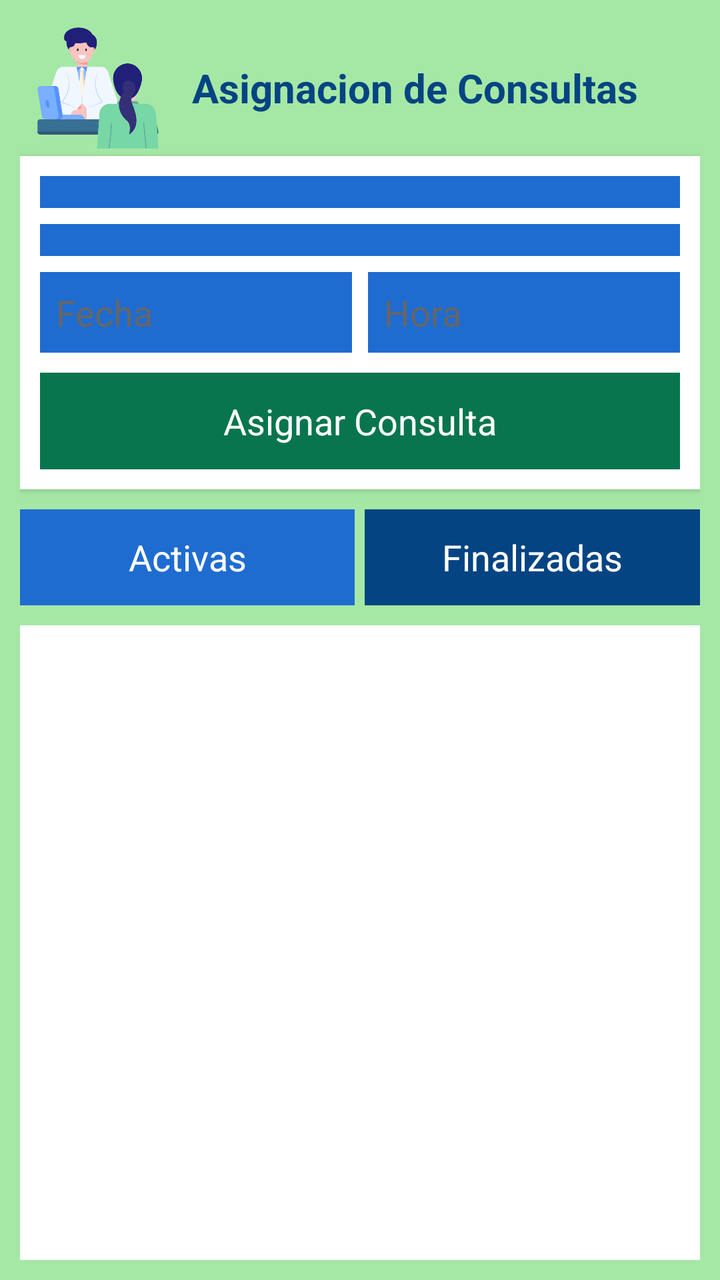
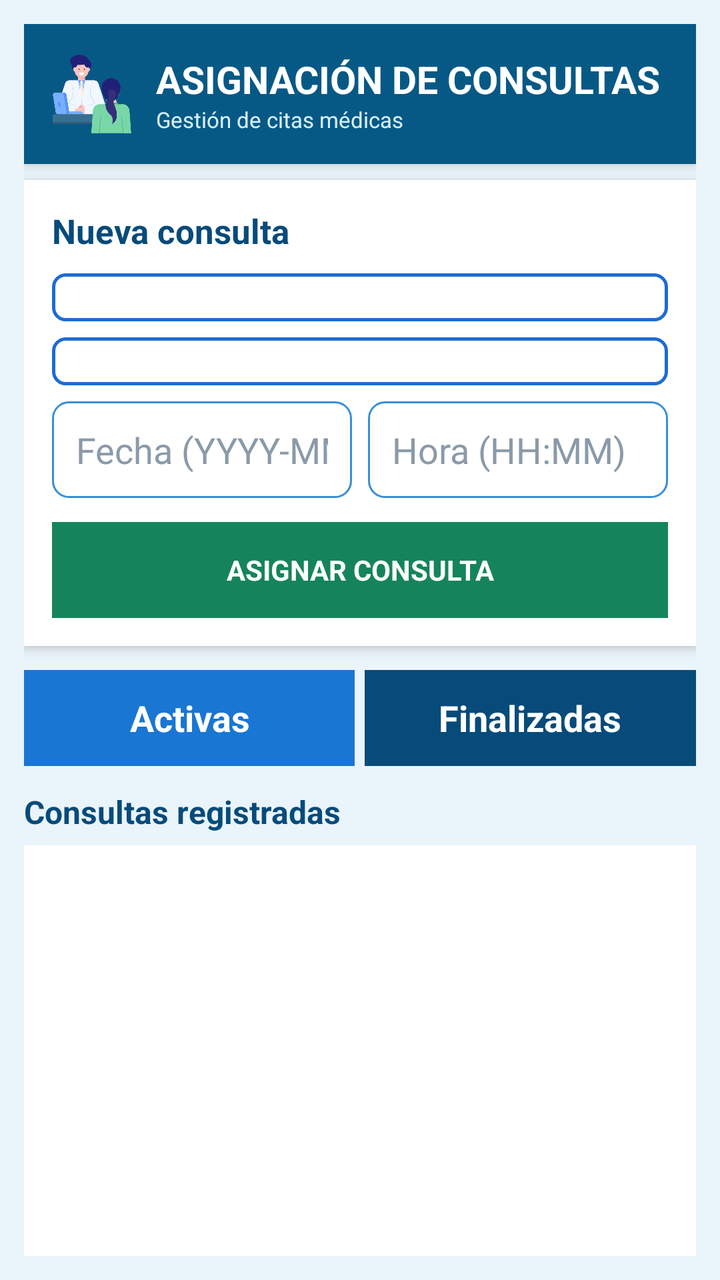

The first picture is an Android layout as it rendered before a commit; the second is the same layout after the commit. The layout source and the unified diff follow.
<!-- AndroidManifest.xml: application theme android:Theme.Holo.Light -->
<!-- res/layout/activity_consultas.xml -->
<?xml version="1.0" encoding="utf-8"?>
<LinearLayout xmlns:android="http://schemas.android.com/apk/res/android"
    android:layout_width="match_parent"
    android:layout_height="match_parent"
    android:background="#A5E8A5"
    android:orientation="vertical"
    android:padding="10dp" >

    <LinearLayout
        android:layout_width="match_parent"
        android:layout_height="wrap_content"
        android:gravity="center_vertical"
        android:orientation="horizontal" >

        <ImageView
            android:layout_width="78dp"
            android:layout_height="68dp"
            android:contentDescription="Logo Médicos"
            android:src="@drawable/consultas" />

        <TextView
            android:layout_width="wrap_content"
            android:layout_height="wrap_content"
            android:text="Asignacion de Consultas"
            android:textSize="20sp"
            android:textStyle="bold"
            android:textColor="#054482"
            android:layout_marginStart="8dp"/>
    </LinearLayout>

    <LinearLayout
        android:layout_width="match_parent"
        android:layout_height="wrap_content"
        android:background="#FFFFFF"
        android:elevation="2dp"
        android:orientation="vertical"
        android:padding="10dp" >

        <Spinner
            android:id="@+id/spPacientes"
            android:layout_width="match_parent"
            android:layout_height="wrap_content"
            android:background="#F0F4F8"
            android:backgroundTint="#1F6CD1"
            android:padding="8dp" />

        <Spinner
            android:id="@+id/spMedicos"
            android:layout_width="match_parent"
            android:layout_height="wrap_content"
            android:layout_marginTop="8dp"
            android:background="#F0F4F8"
            android:backgroundTint="#1F6CD1"
            android:padding="8dp" />

        <LinearLayout
            android:layout_width="match_parent"
            android:layout_height="wrap_content"
            android:layout_marginTop="8dp"
            android:orientation="horizontal" >

            <EditText
                android:id="@+id/etFecha"
                android:layout_width="0dp"
                android:layout_height="wrap_content"
                android:layout_weight="1"
                android:background="#F0F4F8"
                android:backgroundTint="#1F6CD1"
                android:hint="Fecha"
                android:inputType="date"
                android:padding="8dp"
                android:textColor="#08274F"
                android:textColorHint="#666666" />

            <EditText
                android:id="@+id/etHora"
                android:layout_width="0dp"
                android:layout_height="wrap_content"
                android:layout_marginLeft="8dp"
                android:layout_weight="1"
                android:background="#F0F4F8"
                android:backgroundTint="#1F6CD1"
                android:hint="Hora"
                android:inputType="time"
                android:padding="8dp"
                android:textColor="#08274F"
                android:textColorHint="#666666" />
        </LinearLayout>

        <Button
            android:id="@+id/btnAsignar"
            android:layout_width="match_parent"
            android:layout_height="wrap_content"
            android:layout_marginTop="10dp"
            android:background="#08754E"
            android:padding="12dp"
            android:text="Asignar Consulta"
            android:textColor="#FFFFFF" />
    </LinearLayout>

    <LinearLayout
        android:layout_width="match_parent"
        android:layout_height="wrap_content"
        android:layout_marginTop="10dp"
        android:orientation="horizontal" >

        <Button
            android:id="@+id/btnActivas"
            android:layout_width="0dp"
            android:layout_height="wrap_content"
            android:layout_weight="1"
            android:background="#1F6CD1"
            android:padding="10dp"
            android:text="Activas"
            android:textColor="#FFFFFF" />

        <Button
            android:id="@+id/btnFinalizadas"
            android:layout_width="0dp"
            android:layout_height="wrap_content"
            android:layout_marginLeft="5dp"
            android:layout_weight="1"
            android:background="#054482"
            android:padding="10dp"
            android:text="Finalizadas"
            android:textColor="#FFFFFF" />
    </LinearLayout>

    <ListView
        android:id="@+id/lvConsultas"
        android:layout_width="match_parent"
        android:layout_height="0dp"
        android:layout_marginTop="10dp"
        android:layout_weight="1"
        android:background="#FFFFFF"
        android:padding="5dp" />

</LinearLayout>
<!-- resources referenced by this layout -->
<resources>
  <!-- drawable consultas: png bitmap (drawable-ldpi, 28691 bytes) -->
</resources>

<!-- the commit's change to res/layout/activity_consultas.xml (unified diff, before → after) -->
@@ -2,137 +2,202 @@
 <LinearLayout xmlns:android="http://schemas.android.com/apk/res/android"
     android:layout_width="match_parent"
     android:layout_height="match_parent"
-    android:background="#A5E8A5"
     android:orientation="vertical"
-    android:padding="10dp" >
+    android:background="#EAF4FB"
+    android:padding="12dp">
+
+    
+    
+    
 
     <LinearLayout
         android:layout_width="match_parent"
+        android:layout_height="70dp"
+        android:orientation="horizontal"
+        android:gravity="center_vertical"
+        android:background="#075985"
+        android:padding="12dp"
+        android:elevation="4dp">
+
+        <ImageView
+            android:layout_width="44dp"
+            android:layout_height="44dp"
+            android:src="@drawable/consultas"
+            android:contentDescription="Logo Consultas" />
+
+        <LinearLayout
+            android:layout_width="0dp"
+            android:layout_height="wrap_content"
+            android:layout_weight="1"
+            android:orientation="vertical"
+            android:layout_marginLeft="10dp">
+
+            <TextView
+                android:layout_width="wrap_content"
+                android:layout_height="wrap_content"
+                android:text="ASIGNACIÓN DE CONSULTAS"
+                android:textSize="19sp"
+                android:textStyle="bold"
+                android:textColor="#FFFFFF" />
+
+            <TextView
+                android:layout_width="wrap_content"
+                android:layout_height="wrap_content"
+                android:text="Gestión de citas médicas"
+                android:textSize="11sp"
+                android:textColor="#D8F0FF" />
+
+        </LinearLayout>
+
+    </LinearLayout>
+
+    
+    
+    
+
+    <LinearLayout
+        android:layout_width="match_parent"
         android:layout_height="wrap_content"
-        android:gravity="center_vertical"
-        android:orientation="horizontal" >
-
-        <ImageView
-            android:layout_width="78dp"
-            android:layout_height="68dp"
-            android:contentDescription="Logo Médicos"
-            android:src="@drawable/consultas" />
+        android:orientation="vertical"
+        android:background="#FFFFFF"
+        android:padding="14dp"
+        android:layout_marginTop="8dp"
+        android:elevation="3dp">
 
         <TextView
             android:layout_width="wrap_content"
             android:layout_height="wrap_content"
-            android:text="Asignacion de Consultas"
-            android:textSize="20sp"
-            android:textStyle="bold"
-            android:textColor="#054482"
-            android:layout_marginStart="8dp"/>
-    </LinearLayout>
-
-    <LinearLayout
-        android:layout_width="match_parent"
-        android:layout_height="wrap_content"
-        android:background="#FFFFFF"
-        android:elevation="2dp"
-        android:orientation="vertical"
-        android:padding="10dp" >
+            android:text="Nueva consulta"
+            android:textSize="17sp"
+            android:textStyle="bold"
+            android:textColor="#064B7A"
+            android:layout_marginBottom="10dp" />
 
         <Spinner
             android:id="@+id/spPacientes"
             android:layout_width="match_parent"
             android:layout_height="wrap_content"
-            android:background="#F0F4F8"
-            android:backgroundTint="#1F6CD1"
-            android:padding="8dp" />
+            android:background="@drawable/spinner_background"
+            android:padding="12dp" />
 
         <Spinner
             android:id="@+id/spMedicos"
             android:layout_width="match_parent"
             android:layout_height="wrap_content"
             android:layout_marginTop="8dp"
-            android:background="#F0F4F8"
-            android:backgroundTint="#1F6CD1"
-            android:padding="8dp" />
+            android:background="@drawable/spinner_background"
+            android:padding="12dp" />
 
         <LinearLayout
             android:layout_width="match_parent"
             android:layout_height="wrap_content"
-            android:layout_marginTop="8dp"
-            android:orientation="horizontal" >
+            android:orientation="horizontal"
+            android:layout_marginTop="8dp">
 
             <EditText
                 android:id="@+id/etFecha"
                 android:layout_width="0dp"
                 android:layout_height="wrap_content"
                 android:layout_weight="1"
-                android:background="#F0F4F8"
-                android:backgroundTint="#1F6CD1"
-                android:hint="Fecha"
+                android:hint="Fecha (YYYY-MM-DD)"
                 android:inputType="date"
-                android:padding="8dp"
-                android:textColor="#08274F"
-                android:textColorHint="#666666" />
+                android:singleLine="true"
+                android:padding="12dp"
+                android:textColor="#17324D"
+                android:textColorHint="#8A9AA8"
+                android:background="@drawable/rounded_edittext" />
 
             <EditText
                 android:id="@+id/etHora"
                 android:layout_width="0dp"
                 android:layout_height="wrap_content"
+                android:layout_weight="1"
                 android:layout_marginLeft="8dp"
-                android:layout_weight="1"
-                android:background="#F0F4F8"
-                android:backgroundTint="#1F6CD1"
-                android:hint="Hora"
+                android:hint="Hora (HH:MM)"
                 android:inputType="time"
-                android:padding="8dp"
-                android:textColor="#08274F"
-                android:textColorHint="#666666" />
+                android:singleLine="true"
+                android:padding="12dp"
+                android:textColor="#17324D"
+                android:textColorHint="#8A9AA8"
+                android:background="@drawable/rounded_edittext" />
+
         </LinearLayout>
 
         <Button
             android:id="@+id/btnAsignar"
             android:layout_width="match_parent"
             android:layout_height="wrap_content"
-            android:layout_marginTop="10dp"
-            android:background="#08754E"
-            android:padding="12dp"
-            android:text="Asignar Consulta"
-            android:textColor="#FFFFFF" />
+            android:text="ASIGNAR CONSULTA"
+            android:textSize="14sp"
+            android:textStyle="bold"
+            android:textColor="#FFFFFF"
+            android:background="#16845A"
+            android:padding="13dp"
+            android:layout_marginTop="12dp" />
+
     </LinearLayout>
 
+    
+    
+    
+
     <LinearLayout
         android:layout_width="match_parent"
         android:layout_height="wrap_content"
-        android:layout_marginTop="10dp"
-        android:orientation="horizontal" >
+        android:orientation="horizontal"
+        android:layout_marginTop="12dp">
 
         <Button
             android:id="@+id/btnActivas"
             android:layout_width="0dp"
             android:layout_height="wrap_content"
             android:layout_weight="1"
-            android:background="#1F6CD1"
-            android:padding="10dp"
             android:text="Activas"
-            android:textColor="#FFFFFF" />
+            android:textColor="#FFFFFF"
+            android:textStyle="bold"
+            android:background="#1976D2"
+            android:padding="10dp" />
 
         <Button
             android:id="@+id/btnFinalizadas"
             android:layout_width="0dp"
             android:layout_height="wrap_content"
+            android:layout_weight="1"
             android:layout_marginLeft="5dp"
-            android:layout_weight="1"
-            android:background="#054482"
-            android:padding="10dp"
             android:text="Finalizadas"
-            android:textColor="#FFFFFF" />
+            android:textColor="#FFFFFF"
+            android:textStyle="bold"
+            android:background="#064B7A"
+            android:padding="10dp" />
+
     </LinearLayout>
+
+    
+    
+    
+
+    <TextView
+        android:layout_width="wrap_content"
+        android:layout_height="wrap_content"
+        android:text="Consultas registradas"
+        android:textSize="16sp"
+        android:textStyle="bold"
+        android:textColor="#064B7A"
+        android:layout_marginTop="12dp"
+        android:layout_marginBottom="6dp" />
+
+    
+    
+    
 
     <ListView
         android:id="@+id/lvConsultas"
         android:layout_width="match_parent"
         android:layout_height="0dp"
-        android:layout_marginTop="10dp"
         android:layout_weight="1"
         android:background="#FFFFFF"
-        android:padding="5dp" />
+        android:padding="5dp"
+        android:divider="#D8E3EA"
+        android:dividerHeight="1dp" />
 
 </LinearLayout>
<!-- resource entries referenced after the edit -->
@@ -1,5 +1,46 @@
 <!-- resources referenced by this layout -->
 <resources>
   <!-- drawable consultas: png bitmap (drawable-ldpi, 28691 bytes) -->
+  <!-- drawable rounded_edittext (drawable-hdpi) -->
+  <?xml version="1.0" encoding="utf-8"?>
+  <shape xmlns:android="http://schemas.android.com/apk/res/android"
+      android:shape="rectangle">
+      
+      
+      <solid android:color="#FFFFFF" />
+      
+      
+      <stroke
+          android:width="1dp"
+          android:color="#3A8FD4" />
+      
+      
+      <corners android:radius="8dp" />
+      
+      
+      <padding
+          android:left="4dp"
+          android:top="4dp"
+          android:right="4dp"
+          android:bottom="4dp" />
+          
+  </shape>
+  <!-- drawable spinner_background (drawable-hdpi) -->
+  <?xml version="1.0" encoding="utf-8"?>
+  <shape xmlns:android="http://schemas.android.com/apk/res/android"
+      android:shape="rectangle">
+      
+      
+      <solid android:color="#FFFFFF" />
+      
+      
+      <stroke
+          android:width="1.5dp"
+          android:color="#1F6CD1" />
+      
+      
+      <corners android:radius="6dp" />
+      
+  </shape>
 </resources>
 
